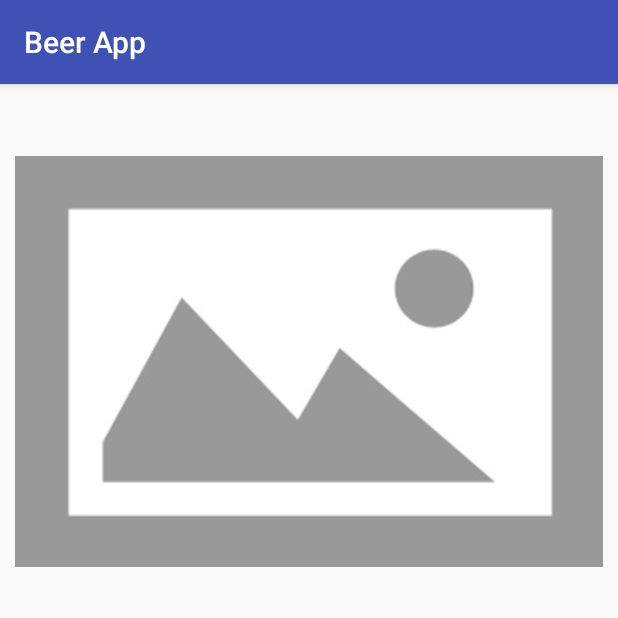
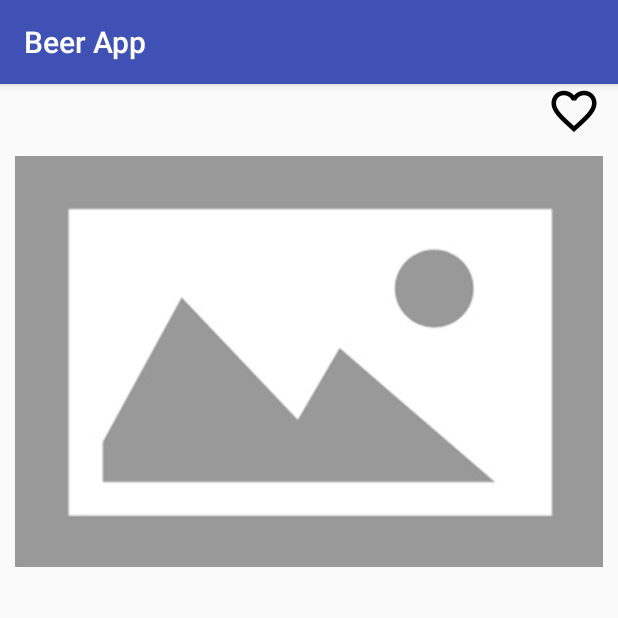
Before and after one commit to menezescassiano/beerapp, an Android app: the fragment BeerDetailsFragment shown on its own in the app's theme, on a phone screen of 412 x 824 dp, the top half of it. Run offline under Robolectric (Android 15) with nearby library versions, the phone set to English and light mode, and no system bars; our stand-ins replace ButterKnife, Picasso; network calls fail; pictures from the network do not load; 4 statements that could not run were skipped.

Commit message:
Adding fav icon action

```diff
--- /dev/null
+++ b/app/src/main/java/com/menezes/beerapp/database/BeerDBHelper.java
@@ -0,0 +1,26 @@
+package com.menezes.beerapp.database;
+
+import android.content.Context;
+import android.database.sqlite.SQLiteDatabase;
+import android.database.sqlite.SQLiteOpenHelper;
+
+/**
+ * Created by cassiano.menezes on 04/06/2017.
+ */
+
+public class BeerDBHelper extends SQLiteOpenHelper {
+
+    public BeerDBHelper(Context context, String name, SQLiteDatabase.CursorFactory factory, int version) {
+        super(context, name, factory, version);
+    }
+
+    @Override
+    public void onCreate(SQLiteDatabase db) {
+
+    }
+
+    @Override
+    public void onUpgrade(SQLiteDatabase db, int oldVersion, int newVersion) {
+
+    }
+}
--- /dev/null
+++ b/app/src/main/java/com/menezes/beerapp/database/BeersDataSource.java
@@ -0,0 +1,8 @@
+package com.menezes.beerapp.database;
+
+/**
+ * Created by cassiano.menezes on 04/06/2017.
+ */
+
+public class BeersDataSource {
+}
--- a/app/src/main/java/com/menezes/beerapp/fragment/BeerDetailsFragment.java
+++ b/app/src/main/java/com/menezes/beerapp/fragment/BeerDetailsFragment.java
@@ -14,6 +14,8 @@ import com.squareup.picasso.Picasso;
 
 import butterknife.ButterKnife;
 import butterknife.InjectView;
+
+import static android.view.View.GONE;
 
 /**
  * Created by cassiano.menezes on 29/05/2017.
@@ -36,10 +38,14 @@ public class BeerDetailsFragment extends Fragment {
     @InjectView(R.id.text_beer_description)
     TextView textView;
 
-    //private BeerData beerData;
+    @InjectView(R.id.fav_border_icon)
+    ImageView favBorderIcon;
+
+    @InjectView(R.id.fav_icon)
+    ImageView favIcon;
+
     private String beerLabel;
     private String beerDescription;
-    private String beerName;
 
     @Override
     public View onCreateView(LayoutInflater inflater, ViewGroup container, Bundle savedInstanceState) {
@@ -49,12 +55,13 @@ public class BeerDetailsFragment extends Fragment {
         beerLabel = bundle.getString(SELECTED_BEER_PICTURE);
         beerDescription = bundle.getString(SELECTED_BEER_DESCRIPTION);
         getActivity().setTitle(bundle.getString(SELECTED_BEER_NAME));
+        favBorderIcon.setOnClickListener(favBorderIconListener);
+        favIcon.setOnClickListener(favIconListener);
         setUI();
         return view;
     }
 
     private void setUI() {
-        //Picasso.with(getActivity()).load(beerData.getLabels().getLarge()).resize(600, 600).centerInside().into(imageView);
         if (!beerLabel.isEmpty()) {
             Picasso.with(imageView.getContext())
                     .load(beerLabel)
@@ -68,4 +75,20 @@ public class BeerDetailsFragment extends Fragment {
         textView.setText(beerDescription);
 
     }
+
+    private View.OnClickListener favBorderIconListener = new View.OnClickListener() {
+        @Override
+        public void onClick(View v) {
+            favBorderIcon.setVisibility(GONE);
+            favIcon.setVisibility(View.VISIBLE);
+        }
+    };
+
+    private View.OnClickListener favIconListener = new View.OnClickListener() {
+        @Override
+        public void onClick(View v) {
+            favBorderIcon.setVisibility(View.VISIBLE);
+            favIcon.setVisibility(View.GONE);
+        }
+    };
 }
--- a/app/src/main/res/layout/fragment_beer_details.xml
+++ b/app/src/main/res/layout/fragment_beer_details.xml
@@ -11,11 +11,32 @@
         android:orientation="vertical">
 
         <ImageView
+            android:layout_width="wrap_content"
+            android:layout_height="wrap_content"
+            android:src="@mipmap/ic_favorite_border_black_36dp"
+            android:id="@+id/fav_border_icon"
+            android:layout_alignParentTop="true"
+            android:layout_alignParentEnd="true"
+            android:layout_marginEnd="11dp"/>
+
+        <ImageView
+            android:layout_width="wrap_content"
+            android:layout_height="wrap_content"
+            android:src="@mipmap/ic_favorite_black_36dp"
+            android:id="@+id/fav_icon"
+            android:layout_alignParentTop="true"
+            android:layout_alignParentEnd="true"
+            android:visibility="gone"
+            android:layout_marginEnd="11dp"/>
+
+
+        <ImageView
             android:id="@+id/image"
             android:layout_width="wrap_content"
             android:layout_height="wrap_content"
             android:padding="10dp"
-            android:src="@drawable/placeholder"/>
+            android:src="@drawable/placeholder"
+            android:layout_below="@+id/imageView"/>
 
         <TextView
             android:id="@+id/text_beer_description"
```
Also changed, not shown: app/src/main/res/mipmap-hdpi/ic_favorite_black_36dp.png (added), app/src/main/res/mipmap-hdpi/ic_favorite_border_black_36dp.png (added), app/src/main/res/mipmap-mdpi/ic_favorite_black_36dp.png (added), app/src/main/res/mipmap-xhdpi/ic_favorite_black_36dp.png (added), app/src/main/res/mipmap-xhdpi/ic_favorite_border_black_36dp.png (added), app/src/main/res/mipmap-xxhdpi/ic_favorite_black_36dp.png (added), app/src/main/res/mipmap-xxhdpi/ic_favorite_border_black_36dp.png (added), app/src/main/res/mipmap-xxxhdpi/ic_favorite_black_36dp.png (added).
